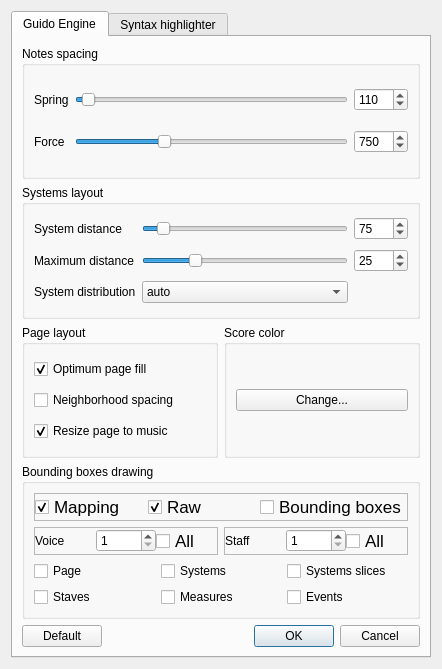
First picture: the form in Qt/GuidoEditor/rsc/setupDialog.ui, repository grame-cncm/guidolib, before the edit.
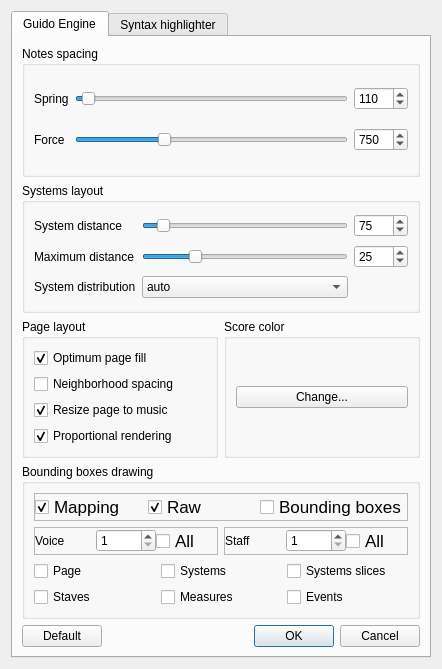
Second picture: the form after the edit.

Commit message: Proportional work finished (a priori). Work about print() mechanism started. Version increased. Changelog updated.

Patch:
```diff
--- a/Qt/GuidoEditor/rsc/setupDialog.ui
+++ b/Qt/GuidoEditor/rsc/setupDialog.ui
@@ -286,6 +286,16 @@
               </property>
              </widget>
             </item>
+            <item row="4" column="0">
+             <widget class="QCheckBox" name="fPropRendercheckBox">
+              <property name="text">
+               <string>Proportional rendering</string>
+              </property>
+              <property name="checked">
+               <bool>true</bool>
+              </property>
+             </widget>
+            </item>
            </layout>
           </widget>
          </item>
```
Left out of the diff: 35 changed lines with no effect on the pictures. The commit also changes 271 other files.
